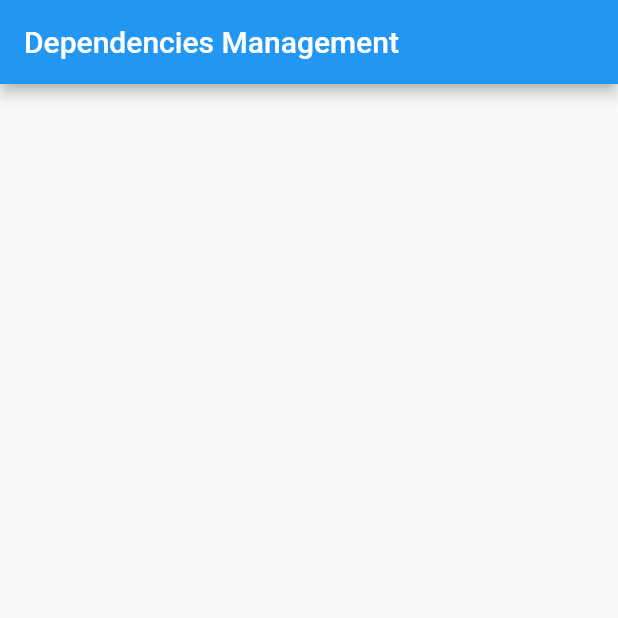
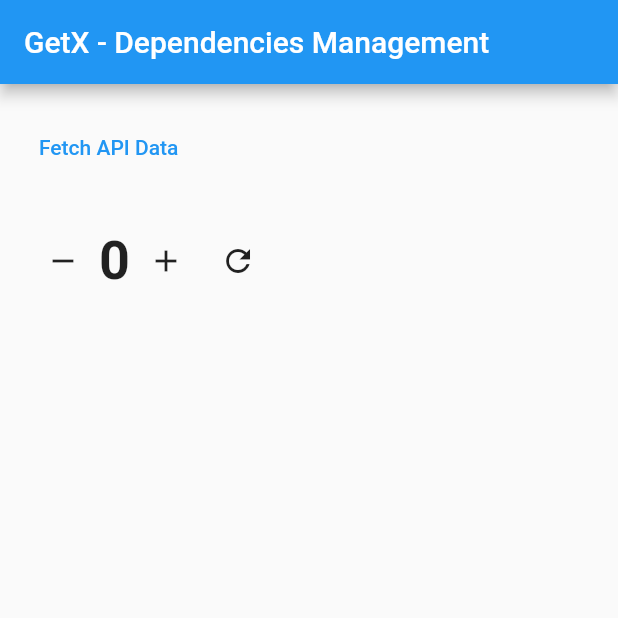
Before and after one commit to himmat12/getx_flutter_beginners_sample, a Flutter app: the screen it shows after launch, on a phone screen of 412 x 824 dp, the top half of it. Run offline on Flutter 3.47's test engine with Material 2 defaults, Android fonts, the light colour scheme and no system bars; our stand-ins replace get.

Commit message:
dependency management code example added

```diff
--- a/lib/src/models/person_model.dart
+++ b/lib/src/models/person_model.dart
@@ -1,6 +1,7 @@
 class Person {
-  Person({this.name, this.age, this.address});
+  Person({this.name, this.age, this.gender, this.address});
   String? name;
   String? age;
+  String? gender;
   String? address;
 }
--- a/lib/src/services/api_service.dart
+++ b/lib/src/services/api_service.dart
@@ -1,5 +1,14 @@
+import 'package:getx_state_management/src/models/person_model.dart';
+
 class ApiService {
-  String? apiData;
+  Person? person;
 
-  void getApiData() => apiData = "Data fetched from API service";
+  void getApiData() {
+    person = Person(
+      name: 'Hari Bahadur',
+      age: '24',
+      gender: 'Male',
+      address: 'Nepal',
+    );
+  }
 }
--- a/lib/src/views/dependencies_management/example.dart
+++ b/lib/src/views/dependencies_management/example.dart
@@ -1,17 +1,92 @@
+import 'dart:ui';
+
 import 'package:flutter/material.dart';
+import 'package:get/get.dart';
+import 'package:getx_state_management/src/controller/reactive_state_controller.dart';
+import 'package:getx_state_management/src/services/api_service.dart';
 
-class ExamplePage extends StatelessWidget {
-  const ExamplePage({Key? key}) : super(key: key);
+class ExamplePage extends StatefulWidget {
+  ExamplePage({Key? key}) : super(key: key);
+
+  @override
+  _ExamplePageState createState() => _ExamplePageState();
+}
+
+class _ExamplePageState extends State<ExamplePage> {
+  final _counterState = Get.put(ReactiveStateController());
+
+  final _apiService = Get.put(ApiService());
+
+  bool isFetched = false;
 
   @override
   Widget build(BuildContext context) {
     return Scaffold(
       appBar: AppBar(
-        title: Text('Dependencies Management'),
+        title: Text('GetX - Dependencies Management'),
       ),
       body: SingleChildScrollView(
+        padding: const EdgeInsets.all(18),
         child: Column(
-          children: [],
+          crossAxisAlignment: CrossAxisAlignment.start,
+          children: [
+            TextButton(
+              onPressed: () {
+                _apiService.getApiData();
+                setState(() {
+                  isFetched = true;
+                });
+              },
+              child: Text('Fetch API Data'),
+            ),
+            isFetched != true
+                ? const SizedBox.shrink()
+                : Column(
+                    crossAxisAlignment: CrossAxisAlignment.start,
+                    children: [
+                      Text(
+                        'Person',
+                        style: TextStyle(fontWeight: FontWeight.bold),
+                      ),
+                      Text('name: ${_apiService.person!.name}'),
+                      Text('age: ${_apiService.person!.age}'),
+                      Text('gender: ${_apiService.person!.gender}'),
+                      Text('address: ${_apiService.person!.address}'),
+                    ],
+                  ),
+            const SizedBox(height: 28),
+            Row(
+              children: [
+                IconButton(
+                  onPressed: () {
+                    _counterState.decrement();
+                  },
+                  icon: Icon(Icons.remove),
+                ),
+                Obx(
+                  () => Text(
+                    '${_counterState.count}',
+                    style: TextStyle(
+                      fontSize: 36,
+                      fontWeight: FontWeight.bold,
+                    ),
+                  ),
+                ),
+                IconButton(
+                  onPressed: () {
+                    _counterState.increment();
+                  },
+                  icon: Icon(Icons.add),
+                ),
+                IconButton(
+                  onPressed: () {
+                    _counterState.reset();
+                  },
+                  icon: Icon(Icons.refresh),
+                ),
+              ],
+            ),
+          ],
         ),
       ),
     );
```
